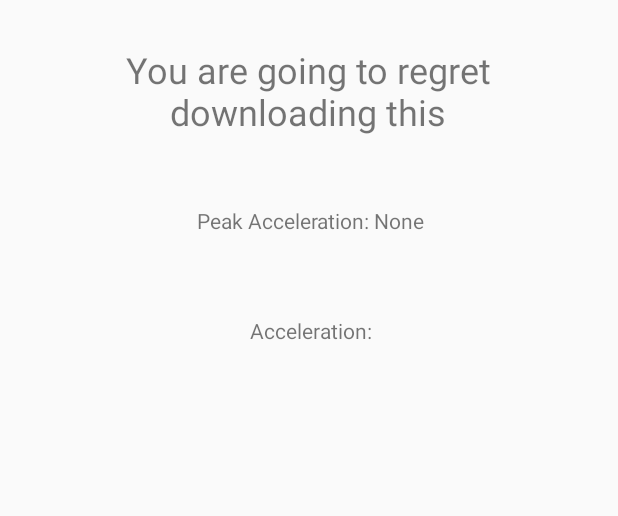
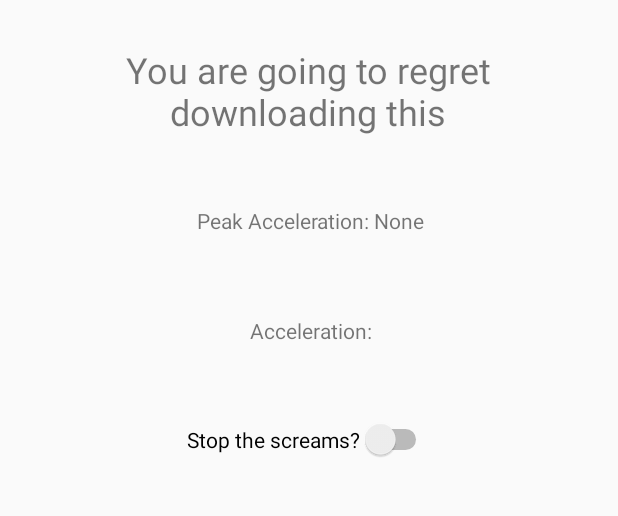
Before and after one commit to DanielTSimpson/Screaming-Phone-App, an Android app: the screen it shows after launch (MainActivity), on a phone screen of 412 x 824 dp, the part 285-801 px from its top. Run offline under Robolectric (Android 15) with nearby library versions, the phone set to English and light mode, and no system bars.

Commit message:
Added a switch that would stop the screaming

```diff
--- a/app/src/main/java/com/dants/screamingphone/MainActivity.java
+++ b/app/src/main/java/com/dants/screamingphone/MainActivity.java
@@ -12,6 +12,8 @@ import android.os.Bundle;
 import android.util.Log;
 import android.view.View;
 import android.widget.Button;
+import android.widget.CompoundButton;
+import android.widget.Switch;
 import android.widget.TextView;
 
 import java.util.ArrayList;
@@ -33,6 +35,8 @@ public class MainActivity extends AppCompatActivity implements SensorEventListen
     //Below are variables associated with text boxes
     TextView textBox2;
     TextView textBox3;
+    Switch screaming;
+    boolean yesNo = true;
 
     //Below are variables associated with playing music and random integers
     MediaPlayer mediaPlayer;
@@ -48,6 +52,20 @@ public class MainActivity extends AppCompatActivity implements SensorEventListen
         //Defining text boxes
         textBox2 = findViewById(R.id.textBox2);
         textBox3 = findViewById(R.id.textBox3);
+
+        screaming = findViewById(R.id.switch1);
+        screaming.setOnCheckedChangeListener(new CompoundButton.OnCheckedChangeListener() {
+            @Override
+            public void onCheckedChanged(CompoundButton buttonView, boolean isChecked) {
+                if (isChecked){
+                    yesNo = false;
+                }
+                else{
+                    yesNo = true;
+                    ignoreCounter = 0;
+                }
+            }
+        });
 
         //Defining accelerometer sensors
         sensorManager = (SensorManager) getSystemService(Context.SENSOR_SERVICE);
@@ -96,7 +114,8 @@ public class MainActivity extends AppCompatActivity implements SensorEventListen
 
     public void onSensorChanged(SensorEvent sensorEvent) {
         Sensor mySensor = sensorEvent.sensor;
-        if (mySensor.getType() == sensorType && accelerationList.size() < arrayCapacity) {
+        if (mySensor.getType() == sensorType && accelerationList.size() < arrayCapacity && yesNo) {
+
             accelerationList.add((float) Math.sqrt(Math.pow(sensorEvent.values[0], 2) + Math.pow(sensorEvent.values[1], 2) + Math.pow(sensorEvent.values[2], 2)));
             acceleration = accelerationList.get(0);
             textBox2.setText("Acceleration: " + acceleration);
@@ -116,7 +135,7 @@ public class MainActivity extends AppCompatActivity implements SensorEventListen
             }
             Log.d("Drop", "Acceleration: " + acceleration + " Ignore Factor: " + ignoreCounter);
         }
-        else {
+        else if (yesNo) {
             accelerationList.remove(0);
         }
 
--- a/app/src/main/res/layout/activity_main.xml
+++ b/app/src/main/res/layout/activity_main.xml
@@ -62,4 +62,21 @@
         app:layout_constraintStart_toStartOf="parent"
         app:layout_constraintTop_toTopOf="parent" />
 
+    <Switch
+        android:id="@+id/switch1"
+        android:layout_width="wrap_content"
+        android:layout_height="wrap_content"
+        android:layout_marginStart="165dp"
+        android:layout_marginLeft="165dp"
+        android:layout_marginEnd="165dp"
+        android:layout_marginRight="165dp"
+        android:text="@string/stop_the_screams"
+        android:textOff="@string/no"
+        android:textOn="@string/yes"
+        app:layout_constraintBottom_toBottomOf="parent"
+        app:layout_constraintEnd_toEndOf="parent"
+        app:layout_constraintStart_toStartOf="parent"
+        app:layout_constraintTop_toBottomOf="@+id/textBox2"
+        app:layout_constraintVertical_bias="0.094" />
+
 </androidx.constraintlayout.widget.ConstraintLayout>
--- a/app/src/main/res/values/strings.xml
+++ b/app/src/main/res/values/strings.xml
@@ -11,4 +11,7 @@
     <string name="threshold_acceleration">Threshold Acceleration:</string>
     <string name="you_are_going_to_regret_downloading_this">You are going to regret downloading this</string>
     <string name="screaming_phone_app">Screaming Phone App</string>
+    <string name="no">No</string>
+    <string name="yes">Yes</string>
+    <string name="stop_the_screams">Stop the screams?</string>
 </resources>
```
